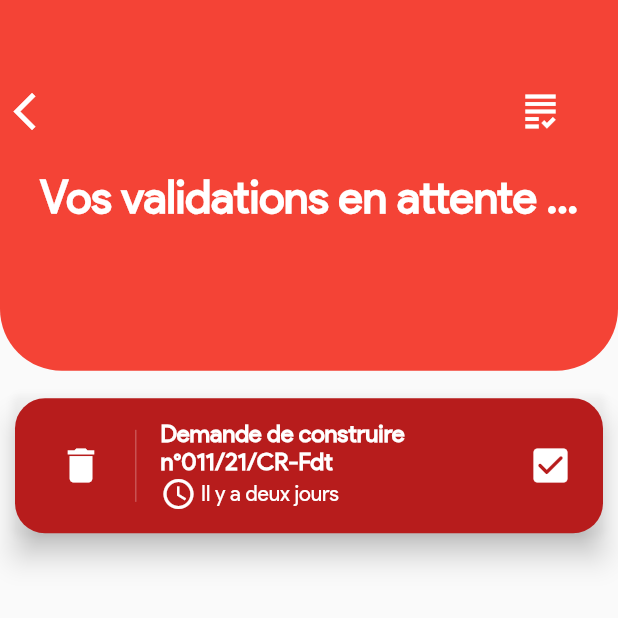
After one commit to iTeam-S/Buildeo, a Flutter app: the ValidationMaire screen opened by its route, on a phone screen of 412 x 824 dp, the top half of it. The commit adds this screen. Run offline on Flutter 3.47's test engine with Material 2 defaults, Android fonts, the phone set to English and light mode, and no system bars; our stand-ins replace get, get_storage, rounded_loading_button, shimmer; accounts and stored records are empty.

Commit message:
pageMaire

```diff
--- a/lib/main.dart
+++ b/lib/main.dart
@@ -1,22 +1,19 @@
+import 'package:buildeo/view/validationMaire.dart';
 import 'package:flutter/material.dart';
 import 'package:get/get.dart';
 import 'package:buildeo/view/splash.dart';
 import 'package:buildeo/view/home.dart';
 import 'package:get_storage/get_storage.dart';
 
-
 void main() async {
   await GetStorage.init();
   runApp(MyApp());
 }
 
-
 class MyApp extends StatelessWidget {
-
   MyApp({Key? key}) : super(key: key);
 
   final box = GetStorage();
-
 
   @override
   Widget build(BuildContext context) {
@@ -35,6 +32,7 @@ class MyApp extends StatelessWidget {
       routes: {
         '/': (context) => const SplashScreen(),
         '/home': (context) => const HomeScreen(),
+        '/validMaire': (context) => const ValidationMaire(),
       },
     );
   }
--- /dev/null
+++ b/lib/view/validationMaire.dart
@@ -0,0 +1,79 @@
+import 'package:buildeo/view/widget/cardValidation.dart';
+import 'package:flutter/material.dart';
+import 'package:get/get.dart';
+
+late final height, widht;
+
+class ValidationMaire extends StatelessWidget {
+  const ValidationMaire({Key? key}) : super(key: key);
+
+  @override
+  Widget build(BuildContext context) {
+    double width = MediaQuery.of(context).size.width;
+    double height = MediaQuery.of(context).size.width;
+    return Scaffold(
+      body: SingleChildScrollView(
+        child: Column(
+          children: [
+            Container(
+              height: 0.6 * height,
+              decoration: BoxDecoration(
+                color: Colors.red,
+                borderRadius: BorderRadius.only(
+                    bottomLeft: Radius.circular(0.1 * width),
+                    bottomRight: Radius.circular(0.1 * width)),
+              ),
+              child: Container(
+                child: Column(
+                  children: [
+                    Row(
+                      children: [
+                        Padding(
+                          padding: const EdgeInsets.only(top: 50),
+                          child: IconButton(
+                              onPressed: () {
+                                Get.back();
+                              },
+                              icon: Icon(
+                                Icons.arrow_back_ios,
+                                color: Colors.white,
+                                size: 30,
+                              )),
+                        ),
+                        SizedBox(width: 0.7 * width),
+                        Padding(
+                          padding: const EdgeInsets.only(top: 50),
+                          child: IconButton(
+                              onPressed: () {},
+                              icon: Icon(
+                                Icons.grading_outlined,
+                                color: Colors.white,
+                                size: 30,
+                              )),
+                        )
+                      ],
+                    ),
+                    Padding(
+                      padding: const EdgeInsets.all(15),
+                      child: Text(
+                        "Vos validations en attente ...",
+                        style: TextStyle(
+                            color: Colors.white,
+                            fontSize: 30,
+                            fontWeight: FontWeight.bold),
+                      ),
+                    )
+                  ],
+                ),
+              ),
+            ),
+            SizedBox(
+              height: 0.03 * height,
+            ),
+            CardValidated()
+          ],
+        ),
+      ),
+    );
+  }
+}
--- /dev/null
+++ b/lib/view/widget/cardValidation.dart
@@ -0,0 +1,58 @@
+import 'package:buildeo/view/widget/popUp.dart';
+import 'package:flutter/material.dart';
+
+class CardValidated extends StatelessWidget {
+  const CardValidated({Key? key}) : super(key: key);
+
+  @override
+  Widget build(BuildContext context) {
+    return Card(
+      color: Colors.transparent,
+      elevation: 8.0,
+      margin: EdgeInsets.symmetric(horizontal: 10.0, vertical: 6.0),
+      child: Container(
+        decoration: BoxDecoration(
+            color: Colors.red.shade900,
+            borderRadius: BorderRadius.circular(20)),
+        child: ListTile(
+            contentPadding:
+                EdgeInsets.symmetric(horizontal: 20.0, vertical: 10.0),
+            leading: Container(
+                padding: EdgeInsets.only(right: 12.0),
+                decoration: BoxDecoration(
+                    border: Border(
+                        right: BorderSide(width: 1.0, color: Colors.white24))),
+                child: IconButton(
+                    onPressed: () {
+                      showDialog(
+                          context: context,
+                          barrierColor: Colors.transparent,
+                          builder: (BuildContext context) {
+                            return PopUpMotif();
+                          });
+                    },
+                    icon: Icon(
+                      Icons.delete,
+                      color: Colors.white,
+                      size: 30,
+                    ))),
+            title: Text(
+              "Demande de construire\nn°011/21/CR-Fdt",
+              style:
+                  TextStyle(color: Colors.white, fontWeight: FontWeight.bold),
+            ),
+            // subtitle: Text("Intermediate", style: TextStyle(color: Colors.white)),
+
+            subtitle: Row(
+              children: <Widget>[
+                Icon(Icons.watch_later_outlined, color: Colors.white),
+                Text(" Il y a deux jours",
+                    style: TextStyle(color: Colors.white))
+              ],
+            ),
+            trailing:
+                Icon(Icons.check_box_rounded, color: Colors.white, size: 30.0)),
+      ),
+    );
+  }
+}
--- a/lib/view/widget/drawer.dart
+++ b/lib/view/widget/drawer.dart
@@ -90,9 +90,9 @@ class AppDrawer extends StatelessWidget {
                       ListTile(
                         leading: Icon(Icons.add_outlined,
                             color: Colors.lightBlue[800]),
-                        title: const Text("Ajouter un module"),
+                        title: const Text("Permis à valider"),
                         onTap: () {
-                          Navigator.pop(context);
+                          Get.toNamed('/validMaire');
                         },
                       ),
                       const Divider(),
```
Also changed, not shown: lib/view/home.dart (+21 -17 lines), lib/view/widget/popUp.dart (added, +126 -0 lines), pubspec.lock, 2 other files.
